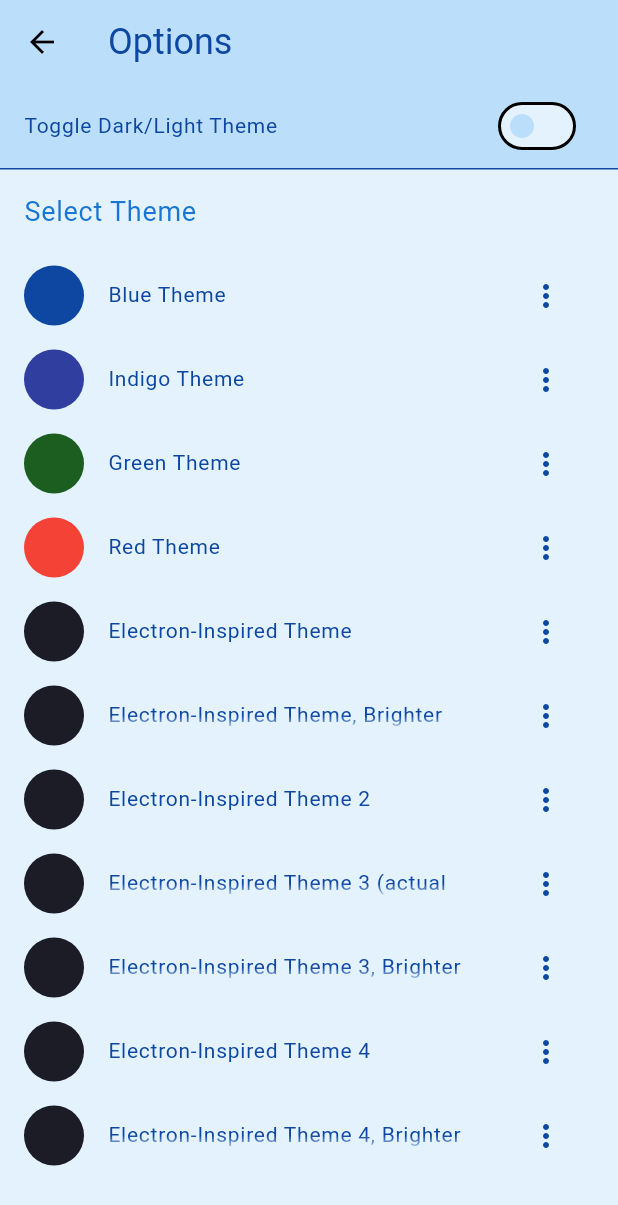
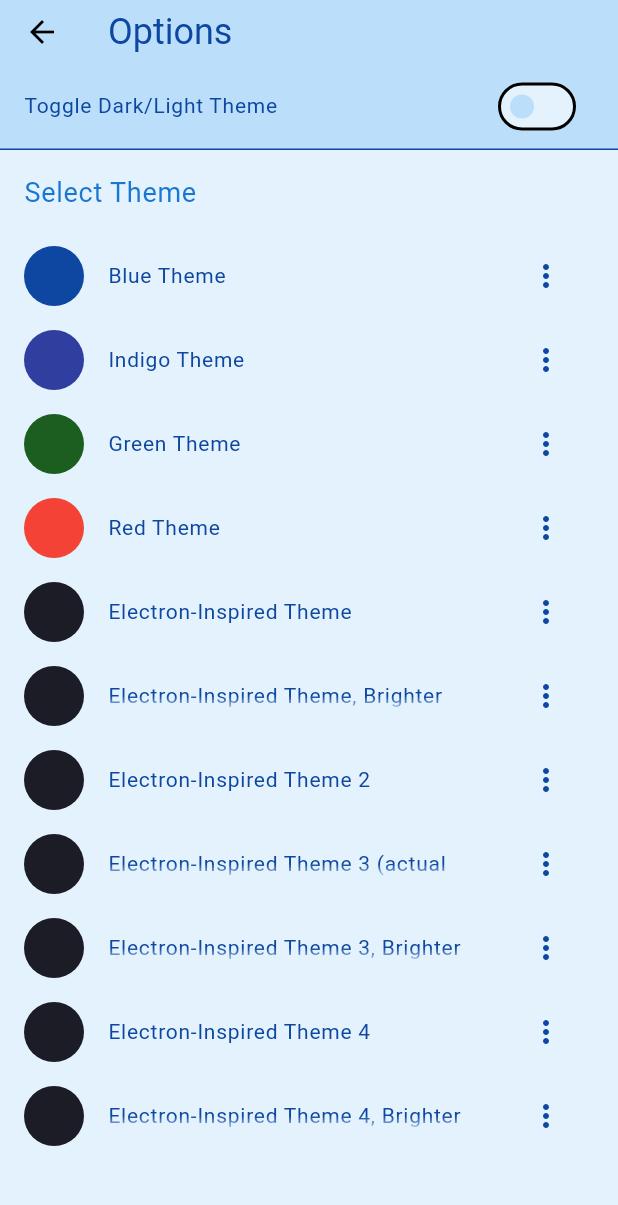
Before and after one commit to JorisHoef/FlutteringNotes, a Flutter app: the OptionsScreen screen opened directly, on a phone screen of 412 x 824 dp. Shown: the top 1205 px of the screen. Run offline on Flutter 3.47's test engine with Material 3 defaults, Android fonts, the phone set to English and light mode, and no system bars; project files that could hold a hidden picture were left out.

Commit message:
pin the divider and dark/light toggle to the top

```diff
--- a/lib/screens/options_screen.dart
+++ b/lib/screens/options_screen.dart
@@ -17,8 +17,10 @@ class OptionsScreen extends StatelessWidget {
     ColorScheme colorScheme = themeProvider.themeData.colorScheme;
 
     return Scaffold(
-      appBar: AppBar(
-        surfaceTintColor: colorScheme.onPrimaryContainer,
+      appBar: PreferredSize(
+        preferredSize: Size.fromHeight(100), // AppBar height
+        child: AppBar(
+          surfaceTintColor: colorScheme.primaryContainer,
           backgroundColor: themeProvider.themeData.colorScheme.primaryContainer,
           title: Text(
             NavigationConstants.optionsRoute,
@@ -26,14 +28,13 @@ class OptionsScreen extends StatelessWidget {
               color: themeProvider.themeData.colorScheme.onPrimaryContainer,
             ),
           ),
-      ),
-      body: Container(
-        color: themeProvider.themeData.colorScheme.secondaryContainer,
-        child: ListView(
+          bottom: PreferredSize(
+            preferredSize: Size.fromHeight(90), // Increased height to include the divider
+            child: Container(
+              color: themeProvider.themeData.colorScheme.primaryContainer,
+              child: Column(
                 children: [
-            Container(
-              color: themeProvider.themeData.colorScheme.primaryContainer,
-              child: ListTile(
+                  ListTile(
                     title: Text(
                       AppStrings.toggleThemeText,
                       style: textTheme.bodySmall?.copyWith(
@@ -49,11 +50,20 @@ class OptionsScreen extends StatelessWidget {
                       onChanged: (value) => themeProvider.toggleThemeMode(),
                     ),
                   ),
-            ),
                   Divider(
                     height: 1,
                     color: themeProvider.themeData.colorScheme.onPrimaryContainer,
                   ),
+                ],
+              ),
+            ),
+          ),
+        ),
+      ),
+      body: Container(
+        color: themeProvider.themeData.colorScheme.secondaryContainer,
+        child: ListView(
+          children: [
             Column(
               children: [
                 ListTile(
```
Lines whose indentation alone changed are shown as unchanged.
